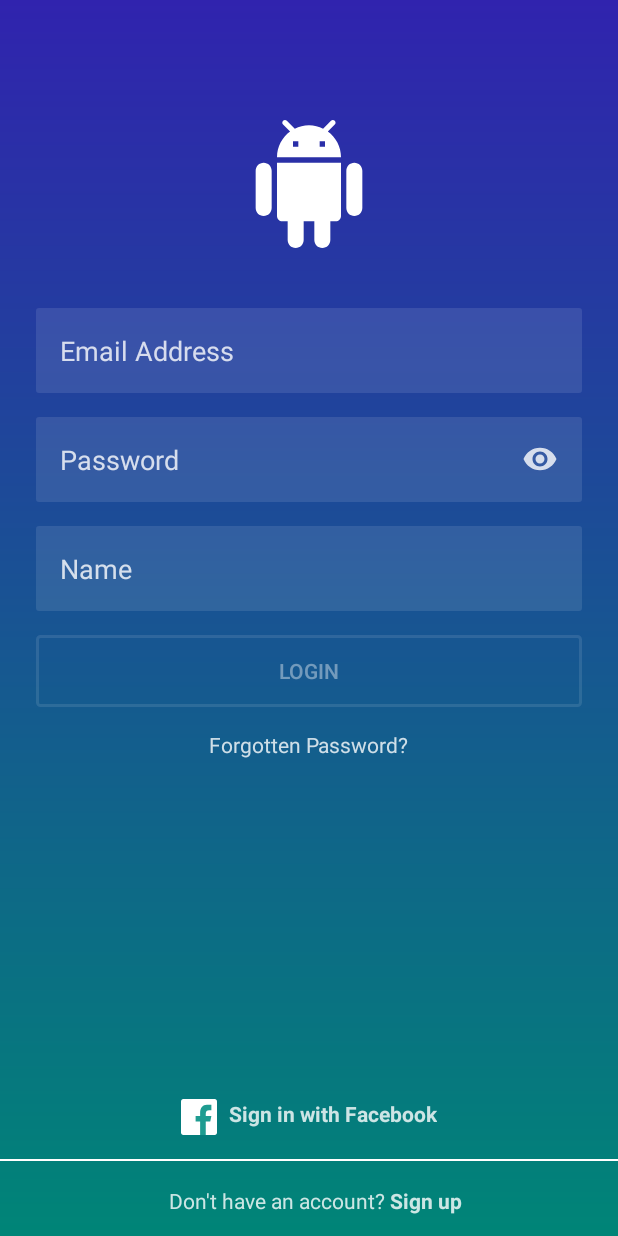
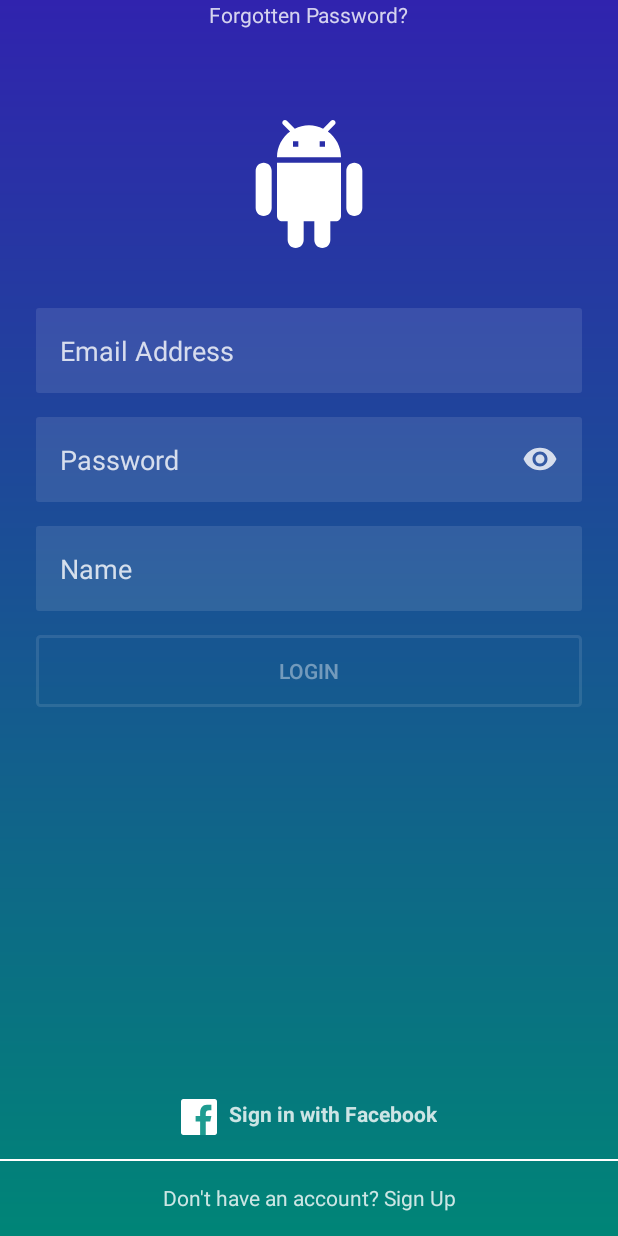
Before and after one commit to Liampeel/TranslateApp, an Android app: the layout activity_main.xml on its own in the app's theme, with its tools: preview values and no code run, on a phone screen of 412 x 824 dp. Run offline under Robolectric (Android 15) with nearby library versions, the phone set to English and light mode, and no system bars.

Commit message:
commiting changes so I can pull master

```diff
--- a/app/src/main/res/layout/activity_main.xml
+++ b/app/src/main/res/layout/activity_main.xml
@@ -113,7 +113,7 @@
             android:textColor="@color/login_form_details"
             app:layout_constraintEnd_toStartOf="@id/guideline_right"
             app:layout_constraintStart_toStartOf="@id/guideline_left"
-            app:layout_constraintTop_toBottomOf="@id/btn_login" />
+            app:layout_constraintTop_toBottomOf="@id/btn_register" />
 
         <View
             android:id="@+id/footer_line"
@@ -125,31 +125,16 @@
             app:layout_constraintStart_toStartOf="parent" />
 
         <TextView
-            android:id="@+id/textView"
+            android:id="@+id/registerPage"
             android:layout_width="wrap_content"
             android:layout_height="wrap_content"
-            android:text="Don't have an account?"
+            android:text="Don't have an account? Sign Up"
             android:textColor="@color/login_form_details"
             app:layout_constraintBottom_toBottomOf="parent"
             app:layout_constraintEnd_toEndOf="parent"
-            app:layout_constraintHorizontal_bias="0.42"
             app:layout_constraintStart_toStartOf="parent"
             app:layout_constraintTop_toBottomOf="@id/footer_line"
-            app:layout_constraintVertical_bias="0.548" />
-
-        <TextView
-            android:layout_width="wrap_content"
-            android:layout_height="wrap_content"
-            android:layout_marginTop="2dp"
-            android:text=" Sign up"
-            android:textColor="@color/login_form_details"
-            android:textStyle="bold"
-            app:layout_constraintBottom_toBottomOf="parent"
-            app:layout_constraintEnd_toEndOf="parent"
-            app:layout_constraintHorizontal_bias="0.0"
-            app:layout_constraintStart_toEndOf="@+id/textView"
-            app:layout_constraintTop_toBottomOf="@id/footer_line"
-            app:layout_constraintVertical_bias="0.516" />
+            app:layout_constraintVertical_bias="0.483" />
 
         <TextView
             android:layout_width="wrap_content"
```
Also changed, not shown: app/src/main/AndroidManifest.xml (+8 -12 lines), 6 other files.
